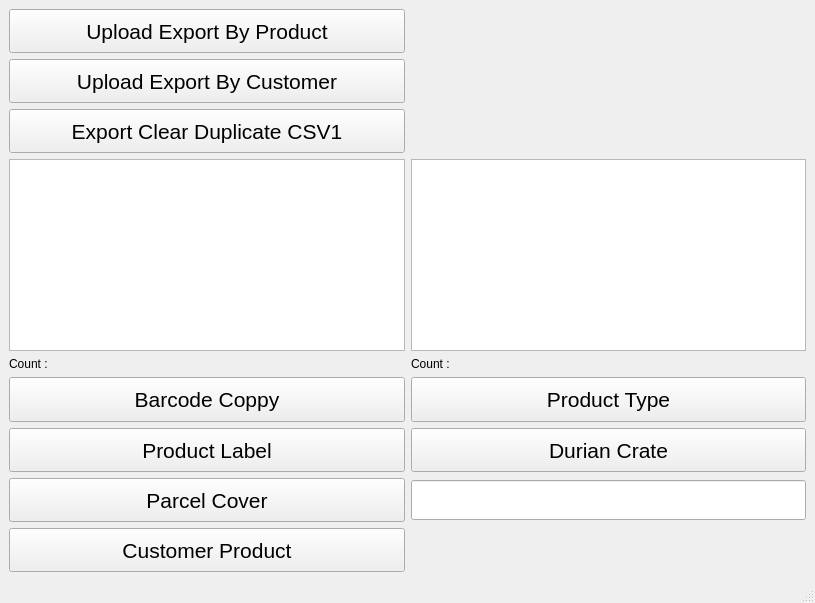
Qt form GUI_Mrince.ui (ThanawatKMUTNB/MRINCE) before a commit.
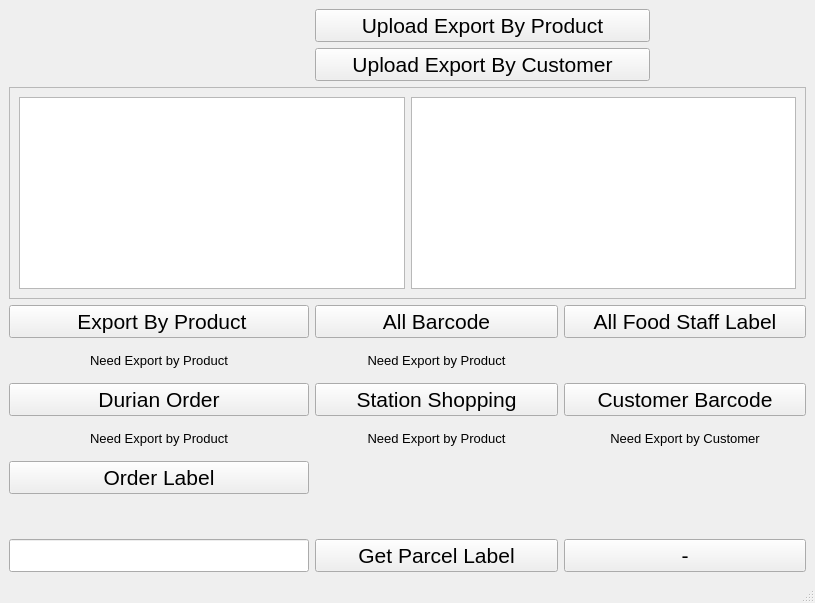
The same form after that commit.

The edit to the form file:
```diff
--- a/GUI_Mrince.ui
+++ b/GUI_Mrince.ui
@@ -14,184 +14,10 @@
    <string>MainWindow</string>
   </property>
   <widget class="QWidget" name="centralwidget">
-   <layout class="QGridLayout" name="gridLayout">
-    <item row="7" column="1">
-     <widget class="QPushButton" name="pushButton_6">
-      <property name="sizePolicy">
-       <sizepolicy hsizetype="Expanding" vsizetype="Expanding">
-        <horstretch>0</horstretch>
-        <verstretch>0</verstretch>
-       </sizepolicy>
-      </property>
-      <property name="minimumSize">
-       <size>
-        <width>0</width>
-        <height>30</height>
-       </size>
-      </property>
-      <property name="maximumSize">
-       <size>
-        <width>16777215</width>
-        <height>16777215</height>
-       </size>
-      </property>
-      <property name="font">
-       <font>
-        <pointsize>16</pointsize>
-       </font>
-      </property>
-      <property name="text">
-       <string>Durian Crate</string>
-      </property>
-     </widget>
-    </item>
-    <item row="7" column="0">
-     <widget class="QPushButton" name="pushButton_5">
-      <property name="sizePolicy">
-       <sizepolicy hsizetype="Expanding" vsizetype="Expanding">
-        <horstretch>0</horstretch>
-        <verstretch>0</verstretch>
-       </sizepolicy>
-      </property>
-      <property name="minimumSize">
-       <size>
-        <width>0</width>
-        <height>30</height>
-       </size>
-      </property>
-      <property name="maximumSize">
-       <size>
-        <width>16777215</width>
-        <height>16777215</height>
-       </size>
-      </property>
-      <property name="font">
-       <font>
-        <pointsize>16</pointsize>
-       </font>
-      </property>
-      <property name="text">
-       <string>Product Label</string>
-      </property>
-     </widget>
-    </item>
-    <item row="9" column="0">
-     <widget class="QPushButton" name="pushButton_7">
-      <property name="sizePolicy">
-       <sizepolicy hsizetype="Expanding" vsizetype="Expanding">
-        <horstretch>0</horstretch>
-        <verstretch>0</verstretch>
-       </sizepolicy>
-      </property>
-      <property name="minimumSize">
-       <size>
-        <width>0</width>
-        <height>0</height>
-       </size>
-      </property>
-      <property name="maximumSize">
-       <size>
-        <width>16777215</width>
-        <height>16777215</height>
-       </size>
-      </property>
-      <property name="font">
-       <font>
-        <pointsize>16</pointsize>
-       </font>
-      </property>
-      <property name="text">
-       <string>Parcel Cover</string>
-      </property>
-     </widget>
-    </item>
+   <layout class="QGridLayout" name="gridLayout_2">
     <item row="0" column="0">
-     <widget class="QPushButton" name="pushButton">
-      <property name="sizePolicy">
-       <sizepolicy hsizetype="Expanding" vsizetype="Expanding">
-        <horstretch>0</horstretch>
-        <verstretch>0</verstretch>
-       </sizepolicy>
-      </property>
-      <property name="minimumSize">
-       <size>
-        <width>0</width>
-        <height>30</height>
-       </size>
-      </property>
-      <property name="font">
-       <font>
-        <pointsize>16</pointsize>
-       </font>
-      </property>
-      <property name="text">
-       <string>Upload Export By Product</string>
-      </property>
-     </widget>
-    </item>
-    <item row="0" column="1">
      <widget class="QLabel" name="label">
       <property name="sizePolicy">
-       <sizepolicy hsizetype="Preferred" vsizetype="Expanding">
-        <horstretch>0</horstretch>
-        <verstretch>0</verstretch>
-       </sizepolicy>
-      </property>
-      <property name="minimumSize">
-       <size>
-        <width>0</width>
-        <height>30</height>
-       </size>
-      </property>
-      <property name="font">
-       <font>
-        <pointsize>14</pointsize>
-        <strikeout>false</strikeout>
-        <stylestrategy>PreferAntialias</stylestrategy>
-        <kerning>false</kerning>
-       </font>
-      </property>
-      <property name="text">
-       <string notr="true"/>
-      </property>
-      <property name="scaledContents">
-       <bool>true</bool>
-      </property>
-     </widget>
-    </item>
-    <item row="1" column="1">
-     <widget class="QLabel" name="label_4">
-      <property name="sizePolicy">
-       <sizepolicy hsizetype="Preferred" vsizetype="Expanding">
-        <horstretch>0</horstretch>
-        <verstretch>0</verstretch>
-       </sizepolicy>
-      </property>
-      <property name="minimumSize">
-       <size>
-        <width>0</width>
-        <height>30</height>
-       </size>
-      </property>
-      <property name="font">
-       <font>
-        <pointsize>14</pointsize>
-        <strikeout>false</strikeout>
-        <stylestrategy>PreferAntialias</stylestrategy>
-        <kerning>false</kerning>
-       </font>
-      </property>
-      <property name="text">
-       <string notr="true"/>
-      </property>
-      <property name="scaledContents">
-       <bool>true</bool>
-      </property>
-     </widget>
-    </item>
-    <item row="2" column="0">
-     <widget class="QPushButton" name="pushButton_9">
-      <property name="sizePolicy">
        <sizepolicy hsizetype="Expanding" vsizetype="Expanding">
         <horstretch>0</horstretch>
         <verstretch>0</verstretch>
@@ -199,38 +25,14 @@
       </property>
       <property name="minimumSize">
        <size>
-        <width>0</width>
+        <width>300</width>
         <height>30</height>
        </size>
       </property>
       <property name="maximumSize">
        <size>
-        <width>16777215</width>
-        <height>16777215</height>
-       </size>
-      </property>
-      <property name="font">
-       <font>
-        <pointsize>16</pointsize>
-       </font>
-      </property>
-      <property name="text">
-       <string> Export Clear Duplicate CSV1 </string>
-      </property>
-     </widget>
-    </item>
-    <item row="2" column="1">
-     <widget class="QLabel" name="label_5">
-      <property name="sizePolicy">
-       <sizepolicy hsizetype="Preferred" vsizetype="Expanding">
-        <horstretch>0</horstretch>
-        <verstretch>0</verstretch>
-       </sizepolicy>
-      </property>
-      <property name="minimumSize">
-       <size>
-        <width>0</width>
-        <height>30</height>
+        <width>9999999</width>
+        <height>40</height>
        </size>
       </property>
       <property name="font">
@@ -249,8 +51,78 @@
       </property>
      </widget>
     </item>
+    <item row="0" column="1" colspan="2">
+     <layout class="QHBoxLayout" name="horizontalLayout">
+      <item>
+       <widget class="QPushButton" name="pushButton">
+        <property name="sizePolicy">
+         <sizepolicy hsizetype="Expanding" vsizetype="Expanding">
+          <horstretch>0</horstretch>
+          <verstretch>0</verstretch>
+         </sizepolicy>
+        </property>
+        <property name="minimumSize">
+         <size>
+          <width>0</width>
+          <height>30</height>
+         </size>
+        </property>
+        <property name="maximumSize">
+         <size>
+          <width>16777215</width>
+          <height>40</height>
+         </size>
+        </property>
+        <property name="font">
+         <font>
+          <pointsize>16</pointsize>
+         </font>
+        </property>
+        <property name="layoutDirection">
+         <enum>Qt::RightToLeft</enum>
+        </property>
+        <property name="text">
+         <string>Upload Export By Product</string>
+        </property>
+       </widget>
+      </item>
+      <item>
+       <widget class="QLabel" name="label_2">
+        <property name="sizePolicy">
+         <sizepolicy hsizetype="Expanding" vsizetype="Expanding">
+          <horstretch>0</horstretch>
+          <verstretch>0</verstretch>
+         </sizepolicy>
+        </property>
+        <property name="minimumSize">
+         <size>
+          <width>150</width>
+          <height>30</height>
+         </size>
+        </property>
+        <property name="maximumSize">
+         <size>
+          <width>150</width>
+          <height>40</height>
+         </size>
+        </property>
+        <property name="font">
+         <font>
+          <pointsize>14</pointsize>
+         </font>
+        </property>
+        <property name="layoutDirection">
+         <enum>Qt::RightToLeft</enum>
+        </property>
+        <property name="text">
+         <string/>
+        </property>
+       </widget>
+      </item>
+     </layout>
+    </item>
     <item row="1" column="0">
-     <widget class="QPushButton" name="pushButton_2">
+     <widget class="QLabel" name="label_4">
       <property name="sizePolicy">
        <sizepolicy hsizetype="Expanding" vsizetype="Expanding">
         <horstretch>0</horstretch>
@@ -259,22 +131,158 @@
       </property>
       <property name="minimumSize">
        <size>
-        <width>0</width>
+        <width>300</width>
         <height>30</height>
        </size>
       </property>
+      <property name="maximumSize">
+       <size>
+        <width>9999999</width>
+        <height>40</height>
+       </size>
+      </property>
       <property name="font">
        <font>
-        <pointsize>16</pointsize>
+        <pointsize>14</pointsize>
+        <strikeout>false</strikeout>
+        <stylestrategy>PreferAntialias</stylestrategy>
+        <kerning>false</kerning>
        </font>
       </property>
       <property name="text">
-       <string>Upload Export By Customer</string>
+       <string notr="true"/>
       </property>
+      <property name="scaledContents">
+       <bool>true</bool>
+      </property>
+     </widget>
+    </item>
+    <item row="1" column="1" colspan="2">
+     <layout class="QHBoxLayout" name="horizontalLayout_2">
+      <item>
+       <widget class="QPushButton" name="pushButton_2">
+        <property name="sizePolicy">
+         <sizepolicy hsizetype="Expanding" vsizetype="Expanding">
+          <horstretch>0</horstretch>
+          <verstretch>0</verstretch>
+         </sizepolicy>
+        </property>
+        <property name="minimumSize">
+         <size>
+          <width>0</width>
+          <height>30</height>
+         </size>
+        </property>
+        <property name="maximumSize">
+         <size>
+          <width>16777215</width>
+          <height>40</height>
+         </size>
+        </property>
+        <property name="font">
+         <font>
+          <pointsize>16</pointsize>
+         </font>
+        </property>
+        <property name="layoutDirection">
+         <enum>Qt::RightToLeft</enum>
+        </property>
+        <property name="text">
+         <string>Upload Export By Customer</string>
+        </property>
+       </widget>
+      </item>
+      <item>
+       <widget class="QLabel" name="label_3">
+        <property name="sizePolicy">
+         <sizepolicy hsizetype="Expanding" vsizetype="Expanding">
+          <horstretch>0</horstretch>
+          <verstretch>0</verstretch>
+         </sizepolicy>
+        </property>
+        <property name="minimumSize">
+         <size>
+          <width>150</width>
+          <height>30</height>
+         </size>
+        </property>
+        <property name="maximumSize">
+         <size>
+          <width>150</width>
+          <height>40</height>
+         </size>
+        </property>
+        <property name="font">
+         <font>
+          <pointsize>14</pointsize>
+         </font>
+        </property>
+        <property name="layoutDirection">
+         <enum>Qt::RightToLeft</enum>
+        </property>
+        <property name="text">
+         <string/>
+        </property>
+       </widget>
+      </item>
+     </layout>
+    </item>
+    <item row="2" column="0" colspan="3">
+     <widget class="QFrame" name="frame">
+      <property name="frameShape">
+       <enum>QFrame::StyledPanel</enum>
+      </property>
+      <property name="frameShadow">
+       <enum>QFrame::Raised</enum>
+      </property>
+      <layout class="QGridLayout" name="gridLayout">
+       <item row="0" column="1">
+        <widget class="QTableView" name="tableView_2">
+         <property name="sizePolicy">
+          <sizepolicy hsizetype="Expanding" vsizetype="Expanding">
+           <horstretch>0</horstretch>
+           <verstretch>0</verstretch>
+          </sizepolicy>
+         </property>
+         <property name="minimumSize">
+          <size>
+           <width>0</width>
+           <height>0</height>
+          </size>
+         </property>
+         <property name="font">
+          <font>
+           <pointsize>16</pointsize>
+          </font>
+         </property>
+        </widget>
+       </item>
+       <item row="0" column="0">
+        <widget class="QTableView" name="tableView">
+         <property name="sizePolicy">
+          <sizepolicy hsizetype="Expanding" vsizetype="Expanding">
+           <horstretch>0</horstretch>
+           <verstretch>0</verstretch>
+          </sizepolicy>
+         </property>
+         <property name="minimumSize">
+          <size>
+           <width>0</width>
+           <height>0</height>
+          </size>
+         </property>
+         <property name="font">
+          <font>
+           <pointsize>16</pointsize>
+          </font>
+         </property>
+        </widget>
+       </item>
+      </layout>
      </widget>
     </item>
     <item row="3" column="0">
-     <widget class="QTableView" name="tableView">
+     <widget class="QPushButton" name="pushButton_9">
       <property name="sizePolicy">
        <sizepolicy hsizetype="Expanding" vsizetype="Expanding">
         <horstretch>0</horstretch>
@@ -284,7 +292,13 @@
       <property name="minimumSize">
        <size>
         <width>0</width>
-        <height>0</height>
+        <height>30</height>
+       </size>
+      </property>
+      <property name="maximumSize">
+       <size>
+        <width>16777215</width>
+        <height>40</height>
        </size>
       </property>
       <property name="font">
@@ -292,10 +306,13 @@
         <pointsize>16</pointsize>
        </font>
       </property>
+      <property name="text">
+       <string> Export By Product</string>
+      </property>
      </widget>
     </item>
     <item row="3" column="1">
-     <widget class="QTableView" name="tableView_2">
+     <widget class="QPushButton" name="pushButton_3">
       <property name="sizePolicy">
        <sizepolicy hsizetype="Expanding" vsizetype="Expanding">
         <horstretch>0</horstretch>
@@ -305,31 +322,156 @@
       <property name="minimumSize">
        <size>
         <width>0</width>
-        <height>0</height>
+        <height>30</height>
        </size>
       </property>
+      <property name="maximumSize">
+       <size>
+        <width>16777215</width>
+        <height>40</height>
+       </size>
+      </property>
       <property name="font">
        <font>
         <pointsize>16</pointsize>
        </font>
+      </property>
+      <property name="text">
+       <string>All Barcode</string>
+      </property>
+     </widget>
+    </item>
+    <item row="3" column="2">
+     <widget class="QPushButton" name="pushButton_5">
+      <property name="sizePolicy">
+       <sizepolicy hsizetype="Expanding" vsizetype="Expanding">
+        <horstretch>0</horstretch>
+        <verstretch>0</verstretch>
+       </sizepolicy>
+      </property>
+      <property name="minimumSize">
+       <size>
+        <width>0</width>
+        <height>30</height>
+       </size>
+      </property>
+      <property name="maximumSize">
+       <size>
+        <width>16777215</width>
+        <height>40</height>
+       </size>
+      </property>
+      <property name="font">
+       <font>
+        <pointsize>16</pointsize>
+       </font>
+      </property>
+      <property name="text">
+       <string>All Food Staff Label</string>
       </property>
      </widget>
     </item>
     <item row="4" column="0">
-     <widget class="QLabel" name="label_2">
+     <widget class="QLabel" name="label_5">
       <property name="sizePolicy">
-       <sizepolicy hsizetype="Expanding" vsizetype="Preferred">
+       <sizepolicy hsizetype="Expanding" vsizetype="Expanding">
         <horstretch>0</horstretch>
         <verstretch>0</verstretch>
        </sizepolicy>
       </property>
+      <property name="minimumSize">
+       <size>
+        <width>0</width>
+        <height>30</height>
+       </size>
+      </property>
+      <property name="maximumSize">
+       <size>
+        <width>16777215</width>
+        <height>40</height>
+       </size>
+      </property>
+      <property name="font">
+       <font>
+        <pointsize>10</pointsize>
+        <strikeout>false</strikeout>
+        <stylestrategy>PreferAntialias</stylestrategy>
+        <kerning>false</kerning>
+       </font>
+      </property>
       <property name="text">
-       <string>Count :</string>
+       <string notr="true">Need Export by Product</string>
+      </property>
+      <property name="scaledContents">
+       <bool>true</bool>
+      </property>
+      <property name="alignment">
+       <set>Qt::AlignCenter</set>
+      </property>
+     </widget>
+    </item>
+    <item row="4" column="1">
+     <widget class="QLabel" name="label_7">
+      <property name="minimumSize">
+       <size>
+        <width>0</width>
+        <height>30</height>
+       </size>
+      </property>
+      <property name="maximumSize">
+       <size>
+        <width>16777215</width>
+        <height>40</height>
+       </size>
+      </property>
+      <property name="font">
+       <font>
+        <pointsize>10</pointsize>
+       </font>
+      </property>
+      <property name="text">
+       <string>Need Export by Product</string>
+      </property>
+      <property name="alignment">
+       <set>Qt::AlignCenter</set>
+      </property>
+     </widget>
+    </item>
+    <item row="4" column="2">
+     <widget class="QLabel" name="label_8">
+      <property name="sizePolicy">
+       <sizepolicy hsizetype="Expanding" vsizetype="Expanding">
+        <horstretch>0</horstretch>
+        <verstretch>0</verstretch>
+       </sizepolicy>
+      </property>
+      <property name="minimumSize">
+       <size>
+        <width>0</width>
+        <height>30</height>
+       </size>
+      </property>
+      <property name="maximumSize">
+       <size>
+        <width>16777215</width>
+        <height>40</height>
+       </size>
+      </property>
+      <property name="font">
+       <font>
+        <pointsize>10</pointsize>
+       </font>
+      </property>
+      <property name="text">
+       <string/>
+      </property>
+      <property name="alignment">
+       <set>Qt::AlignCenter</set>
       </property>
      </widget>
     </item>
     <item row="5" column="0">
-     <widget class="QPushButton" name="pushButton_3">
+     <widget class="QPushButton" name="pushButton_6">
       <property name="sizePolicy">
        <sizepolicy hsizetype="Expanding" vsizetype="Expanding">
         <horstretch>0</horstretch>
@@ -345,7 +487,7 @@
       <property name="maximumSize">
        <size>
         <width>16777215</width>
-        <height>16777215</height>
+        <height>40</height>
        </size>
       </property>
       <property name="font">
@@ -354,7 +496,7 @@
        </font>
       </property>
       <property name="text">
-       <string>Barcode Coppy</string>
+       <string>Durian Order</string>
       </property>
      </widget>
     </item>
@@ -375,7 +517,7 @@
       <property name="maximumSize">
        <size>
         <width>16777215</width>
-        <height>16777215</height>
+        <height>40</height>
        </size>
       </property>
       <property name="font">
@@ -385,24 +527,107 @@
        </font>
       </property>
       <property name="text">
-       <string>Product Type</string>
+       <string>Station Shopping</string>
       </property>
      </widget>
     </item>
-    <item row="4" column="1">
-     <widget class="QLabel" name="label_3">
+    <item row="5" column="2">
+     <widget class="QPushButton" name="pushButton_8">
       <property name="sizePolicy">
-       <sizepolicy hsizetype="Expanding" vsizetype="Preferred">
+       <sizepolicy hsizetype="Expanding" vsizetype="Expanding">
         <horstretch>0</horstretch>
         <verstretch>0</verstretch>
        </sizepolicy>
       </property>
+      <property name="minimumSize">
+       <size>
+        <width>0</width>
+        <height>30</height>
+       </size>
+      </property>
+      <property name="maximumSize">
+       <size>
+        <width>16777215</width>
+        <height>40</height>
+       </size>
+      </property>
+      <property name="font">
+       <font>
+        <pointsize>16</pointsize>
+       </font>
+      </property>
       <property name="text">
-       <string>Count :</string>
+       <string>Customer Barcode</string>
       </property>
      </widget>
     </item>
-    <item row="10" column="1">
+    <item row="6" column="0">
+     <widget class="QLabel" name="label_9">
+      <property name="sizePolicy">
+       <sizepolicy hsizetype="Expanding" vsizetype="Expanding">
+        <horstretch>0</horstretch>
+        <verstretch>0</verstretch>
+       </sizepolicy>
+      </property>
+      <property name="minimumSize">
+       <size>
+        <width>0</width>
+        <height>30</height>
+       </size>
+      </property>
+      <property name="maximumSize">
+       <size>
+        <width>16777215</width>
+        <height>40</height>
+       </size>
+      </property>
+      <property name="font">
+       <font>
+        <pointsize>10</pointsize>
+       </font>
+      </property>
+      <property name="text">
+       <string>Need Export by Product</string>
+      </property>
+      <property name="alignment">
+       <set>Qt::AlignCenter</set>
+      </property>
+     </widget>
+    </item>
+    <item row="6" column="1">
+     <widget class="QLabel" name="label_10">
+      <property name="sizePolicy">
+       <sizepolicy hsizetype="Expanding" vsizetype="Expanding">
+        <horstretch>0</horstretch>
+        <verstretch>0</verstretch>
+       </sizepolicy>
+      </property>
+      <property name="minimumSize">
+       <size>
+        <width>0</width>
+        <height>30</height>
+       </size>
+      </property>
+      <property name="maximumSize">
+       <size>
+        <width>16777215</width>
+        <height>40</height>
+       </size>
+      </property>
+      <property name="font">
+       <font>
+        <pointsize>10</pointsize>
+       </font>
+      </property>
+      <property name="text">
+       <string>Need Export by Product</string>
+      </property>
+      <property name="alignment">
+       <set>Qt::AlignCenter</set>
+      </property>
+     </widget>
+    </item>
+    <item row="6" column="2">
      <widget class="QLabel" name="label_6">
       <property name="sizePolicy">
        <sizepolicy hsizetype="Expanding" vsizetype="Expanding">
@@ -416,21 +641,54 @@
         <height>30</height>
        </size>
       </property>
+      <property name="maximumSize">
+       <size>
+        <width>16777215</width>
+        <height>40</height>
+       </size>
+      </property>
       <property name="font">
        <font>
-        <pointsize>14</pointsize>
+        <pointsize>10</pointsize>
        </font>
       </property>
       <property name="text">
-       <string/>
+       <string>Need Export by Customer</string>
       </property>
       <property name="scaledContents">
        <bool>false</bool>
       </property>
+      <property name="alignment">
+       <set>Qt::AlignCenter</set>
+      </property>
      </widget>
     </item>
-    <item row="10" column="0">
-     <widget class="QPushButton" name="pushButton_8">
+    <item row="7" column="0">
+     <widget class="QPushButton" name="pushButton_11">
+      <property name="sizePolicy">
+       <sizepolicy hsizetype="Expanding" vsizetype="Expanding">
+        <horstretch>0</horstretch>
+        <verstretch>0</verstretch>
+       </sizepolicy>
+      </property>
+      <property name="maximumSize">
+       <size>
+        <width>16777215</width>
+        <height>40</height>
+       </size>
+      </property>
+      <property name="font">
+       <font>
+        <pointsize>16</pointsize>
+       </font>
+      </property>
+      <property name="text">
+       <string>Order Label</string>
+      </property>
+     </widget>
+    </item>
+    <item row="8" column="0">
+     <widget class="QLabel" name="label_11">
       <property name="sizePolicy">
        <sizepolicy hsizetype="Expanding" vsizetype="Expanding">
         <horstretch>0</horstretch>
@@ -446,20 +704,20 @@
       <property name="maximumSize">
        <size>
         <width>16777215</width>
-        <height>16777215</height>
+        <height>40</height>
        </size>
       </property>
       <property name="font">
        <font>
-        <pointsize>16</pointsize>
+        <pointsize>10</pointsize>
        </font>
       </property>
       <property name="text">
-       <string>Customer Product</string>
+       <string/>
       </property>
      </widget>
     </item>
-    <item row="9" column="1">
+    <item row="9" column="0">
      <widget class="QLineEdit" name="lineEdit">
       <property name="sizePolicy">
        <sizepolicy hsizetype="Expanding" vsizetype="Expanding">
@@ -480,6 +738,60 @@
       </property>
      </widget>
     </item>
+    <item row="9" column="1">
+     <widget class="QPushButton" name="pushButton_7">
+      <property name="sizePolicy">
+       <sizepolicy hsizetype="Expanding" vsizetype="Expanding">
+        <horstretch>0</horstretch>
+        <verstretch>0</verstretch>
+       </sizepolicy>
+      </property>
+      <property name="minimumSize">
+       <size>
+        <width>0</width>
+        <height>0</height>
+       </size>
+      </property>
+      <property name="maximumSize">
+       <size>
+        <width>16777215</width>
+        <height>40</height>
+       </size>
+      </property>
+      <property name="font">
+       <font>
+        <pointsize>16</pointsize>
+       </font>
+      </property>
+      <property name="text">
+       <string>Get Parcel Label</string>
+      </property>
+     </widget>
+    </item>
+    <item row="9" column="2">
+     <widget class="QPushButton" name="pushButton_10">
+      <property name="sizePolicy">
+       <sizepolicy hsizetype="Expanding" vsizetype="Expanding">
+        <horstretch>0</horstretch>
+        <verstretch>0</verstretch>
+       </sizepolicy>
+      </property>
+      <property name="maximumSize">
+       <size>
+        <width>16777215</width>
+        <height>40</height>
+       </size>
+      </property>
+      <property name="font">
+       <font>
+        <pointsize>16</pointsize>
+       </font>
+      </property>
+      <property name="text">
+       <string>-</string>
+      </property>
+     </widget>
+    </item>
    </layout>
   </widget>
   <widget class="QMenuBar" name="menubar">
```
